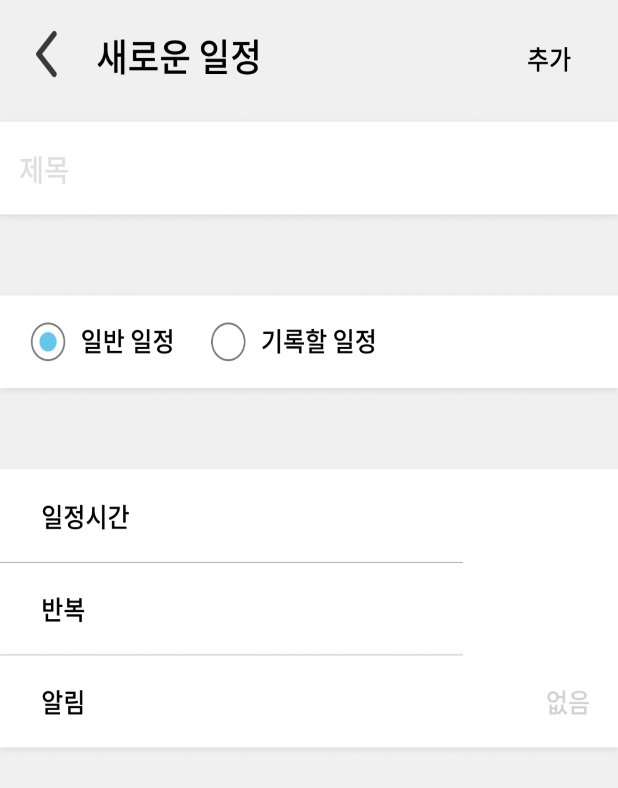
After one commit to bee-p/Plan-et, an Android app: the layout add_schedule.xml on its own in the app's theme, with its tools: preview values and no code run, on a phone screen of 412 x 824 dp. The commit adds this screen. Shown: the top 788 px of the screen. Run offline under Robolectric (Android 15) with nearby library versions, the phone set to English and light mode, and no system bars.

Commit message:
add:add_schedule 위젯배치,calender_day위젯배치

```diff
--- /dev/null
+++ b/app/src/main/res/layout/add_schedule.xml
@@ -0,0 +1,150 @@
+<?xml version="1.0" encoding="utf-8"?>
+<FrameLayout
+    xmlns:android="http://schemas.android.com/apk/res/android"
+    android:layout_width="match_parent"
+    android:layout_height="match_parent">
+    <ImageView
+        android:id="@+id/add_schedule"
+        android:layout_width="match_parent"
+        android:layout_height="match_parent"
+        android:background="@drawable/add_schedule" />
+
+    <LinearLayout
+        android:layout_width="match_parent"
+        android:layout_height="match_parent"
+        android:orientation="vertical"
+        >
+
+        <LinearLayout
+            android:layout_width="match_parent"
+            android:layout_height="50dp"
+            android:orientation="horizontal">
+
+
+            <Button
+                android:layout_width="0dp"
+                android:layout_height="match_parent"
+                android:layout_weight="2"
+                android:background="#00ff0000">
+
+            </Button>
+
+            <Space
+                android:layout_width="0dp"
+                android:layout_height="50dp"
+                android:layout_weight="2" />
+
+
+            <Button
+                android:layout_width="0dp"
+                android:layout_height="50dp"
+                android:layout_weight="1"
+                android:background="#00ff0000">
+
+            </Button>
+
+        </LinearLayout>
+        <Space
+            android:layout_width="match_parent"
+            android:layout_height="20dp">
+
+        </Space>
+
+        <Button
+            android:layout_width="match_parent"
+            android:layout_height="60dp"
+            android:layout_marginTop="0dp"
+            android:background="#00ff0000" />
+        <Space
+            android:layout_width="match_parent"
+            android:layout_height="45dp"/>
+        <LinearLayout
+            android:layout_width="match_parent"
+            android:layout_height="60dp">
+            <Button
+                android:layout_width="0dp"
+                android:layout_height="match_parent"
+                android:layout_weight="2"
+                android:background="#00ff0000"
+                />
+            <Button
+                android:layout_width="0dp"
+                android:layout_height="match_parent"
+                android:layout_weight="2"
+                android:background="#00ff0000"
+                />
+            <Space
+                android:layout_width="0dp"
+                android:layout_height="match_parent"
+                android:layout_weight="2"/>
+
+        </LinearLayout>
+        <Space
+            android:layout_width="match_parent"
+            android:layout_height="40dp">
+
+        </Space>
+        <LinearLayout
+            android:layout_width="match_parent"
+            android:layout_height="wrap_content"
+            android:orientation="horizontal"
+            >
+            <Space
+                android:layout_width="0dp"
+                android:layout_height="58dp"
+                android:layout_weight="3"
+
+                />
+            <TextView
+                android:layout_width="0dp"
+                android:layout_height="58dp"
+                android:layout_weight="1"
+           />
+        </LinearLayout>
+        <LinearLayout
+            android:layout_width="match_parent"
+            android:layout_height="wrap_content"
+            android:orientation="horizontal"
+            >
+            <Space
+                android:layout_width="0dp"
+                android:layout_height="56dp"
+                android:layout_weight="3"
+
+                />
+            <TextView
+                android:layout_width="0dp"
+                android:layout_height="56dp"
+                android:layout_weight="1"
+                android:background="#FFFFFF"
+
+
+                />
+        </LinearLayout>
+        <LinearLayout
+            android:layout_width="match_parent"
+            android:layout_height="wrap_content"
+            android:orientation="horizontal"
+            >
+            <Space
+                android:layout_width="0dp"
+                android:layout_height="50dp"
+                android:layout_weight="3"
+
+                />
+            <TextView
+                android:layout_width="0dp"
+                android:layout_height="50dp"
+                android:layout_weight="1"
+                android:background="#FFFFFF"
+                />
+        </LinearLayout>
+
+
+
+
+
+
+    </LinearLayout>
+
+</FrameLayout>
```
Also changed, not shown: app/src/main/res/layout/calender_day.xml (added, +106 -0 lines), app/src/main/res/layout/fragment_character.xml (+12 -2 lines), app/src/main/res/drawable/add_schedule.png (added), app/src/main/res/drawable/calender_day.png (added).
